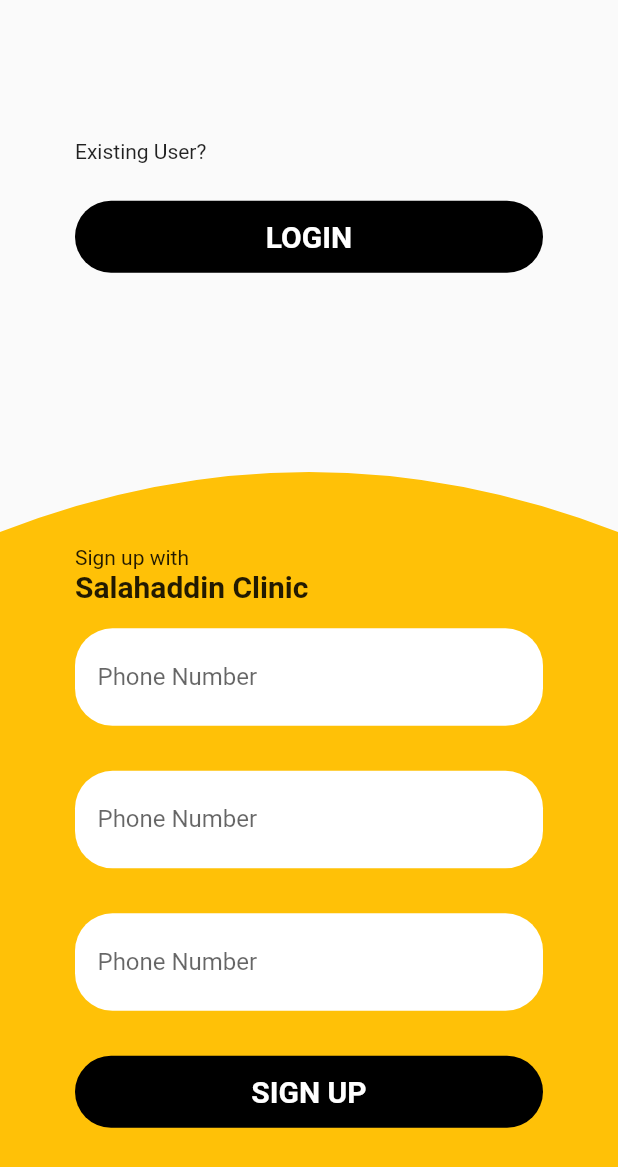
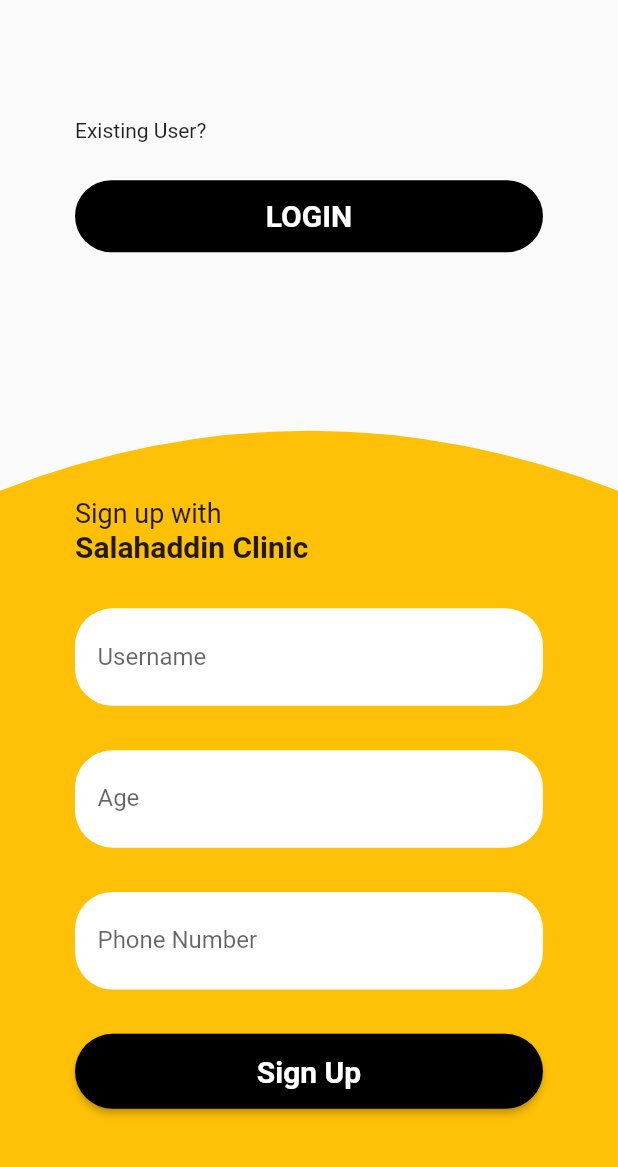
Before and after one commit to CaptainLala/clinic_reservation_app, a Flutter app: the SignUpScreen screen opened by its route, on a phone screen of 412 x 824 dp. Shown: the top 1167 px of the screen. Run offline on Flutter 3.47's test engine with Material 2 defaults, Android fonts, the phone set to English and light mode, and no system bars; drawn by our look-alikes of auto_size_text.

Commit message:
sign up screen fixed

```diff
--- a/lib/screens/signup_screen.dart
+++ b/lib/screens/signup_screen.dart
@@ -1,4 +1,6 @@
+import 'package:auto_size_text/auto_size_text.dart';
 import 'package:clinic_reservation_app/screens/login_screen.dart';
+import 'package:clinic_reservation_app/widgets/default_button.dart';
 import 'package:flutter/material.dart';
 
 class SignUpScreen extends StatelessWidget {
@@ -8,10 +10,10 @@
   @override
   Widget build(BuildContext context) {
     return Scaffold(
-      body: Column(
+      body: ListView(
         children: [
-          Expanded(
-            child: Container(
+          Container(
+            height: MediaQuery.of(context).size.height * 0.3,
             padding: const EdgeInsets.symmetric(horizontal: 50),
             child: Column(
               mainAxisAlignment: MainAxisAlignment.spaceEvenly,
@@ -46,33 +48,49 @@
               ],
             ),
           ),
-          ),
-          Expanded(
-            flex: 2,
-            child: ClipPath(
+          ClipPath(
             clipper: ClippingClass(),
             child: Container(
-                padding: const EdgeInsets.symmetric(horizontal: 50),
+              height: MediaQuery.of(context).size.height * 0.7,
+              padding: const EdgeInsets.symmetric(horizontal: 50, vertical: 70),
               decoration: const BoxDecoration(
                 color: Colors.amber,
               ),
               child: Column(
-                  crossAxisAlignment: CrossAxisAlignment.start,
-                  mainAxisAlignment: MainAxisAlignment.spaceBetween,
+                mainAxisAlignment: MainAxisAlignment.spaceAround,
+                crossAxisAlignment: CrossAxisAlignment.stretch,
                 children: [
-                    const Spacer(),
-                    Expanded(
-                      child: Column(
-                        mainAxisAlignment: MainAxisAlignment.center,
+                  Column(
                     crossAxisAlignment: CrossAxisAlignment.start,
                     children: const [
-                          Text('Sign up with'),
-                          Text(
+                      AutoSizeText(
+                        'Sign up with',
+                        style: TextStyle(
+                          fontSize: 18,
+                        ),
+                      ),
+                      AutoSizeText(
                         'Salahaddin Clinic',
                         style: TextStyle(
-                                fontWeight: FontWeight.bold, fontSize: 20),
+                          fontWeight: FontWeight.bold,
+                          fontSize: 20,
+                        ),
                       ),
                     ],
+                  ),
+                  Container(
+                    decoration: BoxDecoration(
+                      color: Colors.white,
+                      borderRadius: BorderRadius.circular(25),
+                    ),
+                    child: const TextField(
+                      keyboardType: TextInputType.text,
+                      textInputAction: TextInputAction.next,
+                      decoration: InputDecoration(
+                        border: InputBorder.none,
+                        contentPadding: EdgeInsets.all(15),
+                        label: Text('Username'),
+                      ),
                     ),
                   ),
                   Container(
@@ -81,15 +99,14 @@
                       borderRadius: BorderRadius.circular(25),
                     ),
                     child: const TextField(
+                      keyboardType: TextInputType.number,
+                      textInputAction: TextInputAction.next,
                       decoration: InputDecoration(
                         border: InputBorder.none,
                         contentPadding: EdgeInsets.all(15),
-                          label: Text('Phone Number '),
+                        label: Text('Age'),
                       ),
                     ),
-                    ),
-                    const SizedBox(
-                      height: 30,
                   ),
                   Container(
                     decoration: BoxDecoration(
@@ -97,52 +114,20 @@
                       borderRadius: BorderRadius.circular(25),
                     ),
                     child: const TextField(
+                      keyboardType: TextInputType.phone,
+                      textInputAction: TextInputAction.done,
                       decoration: InputDecoration(
                         border: InputBorder.none,
                         contentPadding: EdgeInsets.all(15),
-                          label: Text('Phone Number '),
+                        label: Text('Phone Number'),
                       ),
                     ),
                   ),
-                    const SizedBox(
-                      height: 30,
+                  const DefaultButton(
+                    label: 'Sign Up',
+                    route: '',
                   ),
-                    Container(
-                      decoration: BoxDecoration(
-                        color: Colors.white,
-                        borderRadius: BorderRadius.circular(25),
-                      ),
-                      child: const TextField(
-                        decoration: InputDecoration(
-                          border: InputBorder.none,
-                          contentPadding: EdgeInsets.all(15),
-                          label: Text('Phone Number '),
-                        ),
-                      ),
-                    ),
-                    const SizedBox(
-                      height: 30,
-                    ),
-                    Container(
-                      width: MediaQuery.of(context).size.width,
-                      decoration: BoxDecoration(
-                        borderRadius: BorderRadius.circular(25),
-                        color: Colors.black,
-                      ),
-                      child: TextButton(
-                        onPressed: () {},
-                        child: const Text(
-                          'SIGN UP',
-                          style: TextStyle(
-                              fontWeight: FontWeight.bold,
-                              fontSize: 20,
-                              color: Colors.white),
-                        ),
-                      ),
-                    ),
-                    const Spacer()
                 ],
-                ),
               ),
             ),
           ),
--- /dev/null
+++ b/lib/widgets/default_button.dart
@@ -0,0 +1,36 @@
+import 'package:flutter/material.dart';
+
+class DefaultButton extends StatelessWidget {
+  final String label;
+  final String route;
+  const DefaultButton({Key? key, required this.label, required this.route})
+      : super(key: key);
+
+  @override
+  Widget build(BuildContext context) {
+    return ElevatedButton(
+      onPressed: () {
+        Navigator.pushReplacementNamed(context, route);
+      },
+      child: Text(
+        label,
+        style: const TextStyle(
+            fontWeight: FontWeight.bold, fontSize: 20, color: Colors.white),
+      ),
+      style: ButtonStyle(
+        minimumSize: MaterialStateProperty.all(
+          Size(
+            MediaQuery.of(context).size.width,
+            50,
+          ),
+        ),
+        backgroundColor: MaterialStateProperty.all<Color>(Colors.black),
+        shape: MaterialStateProperty.all<RoundedRectangleBorder>(
+          RoundedRectangleBorder(
+            borderRadius: BorderRadius.circular(25),
+          ),
+        ),
+      ),
+    );
+  }
+}
--- a/pubspec.yaml
+++ b/pubspec.yaml
@@ -34,6 +34,7 @@
   # The following adds the Cupertino Icons font to your application.
   # Use with the CupertinoIcons class for iOS style icons.
   cupertino_icons: ^1.0.2
+  auto_size_text: ^3.0.0
 
 dev_dependencies:
   flutter_test:
```
Lines whose indentation alone changed are shown as unchanged.
